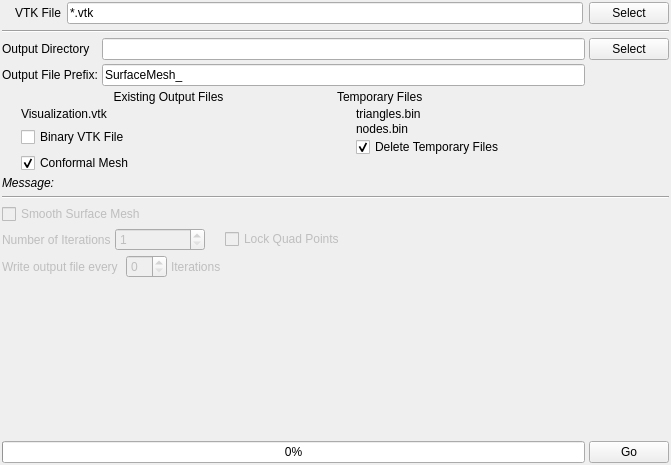
Before: the Qt Designer form Source/AIM/GUI/UI_Files/SurfaceMeshingWidget.ui in BlueQuartzSoftware/DREAM3D, drawn with Qt 5.
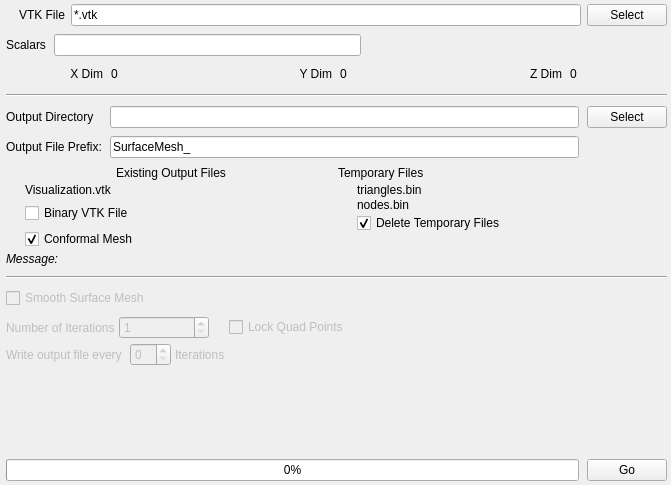
After: the same form once the commit is applied. Icons and pictures are not drawn.

Commit message: Adding GUI elements to display the Dimensions of the Volume that was selected and also allow the user to set the scalars to be used for the inputs into the SurfaceMeshing. This had been implicitly set as 'GrainID' or the first set of scalars in the vtk file

```diff
--- a/Source/AIM/GUI/UI_Files/SurfaceMeshingWidget.ui
+++ b/Source/AIM/GUI/UI_Files/SurfaceMeshingWidget.ui
@@ -7,7 +7,7 @@
     <x>0</x>
     <y>0</y>
     <width>671</width>
-    <height>465</height>
+    <height>485</height>
    </rect>
   </property>
   <property name="windowTitle">
@@ -15,10 +15,19 @@
   </property>
   <layout class="QVBoxLayout" name="verticalLayout">
    <property name="spacing">
+    <number>8</number>
+   </property>
+   <property name="leftMargin">
+    <number>6</number>
+   </property>
+   <property name="topMargin">
     <number>4</number>
    </property>
-   <property name="margin">
-    <number>2</number>
+   <property name="rightMargin">
+    <number>4</number>
+   </property>
+   <property name="bottomMargin">
+    <number>4</number>
    </property>
    <item>
     <layout class="QGridLayout" name="gridLayout_9">
@@ -39,7 +48,7 @@
        </property>
       </widget>
      </item>
-     <item row="0" column="3">
+     <item row="0" column="4">
       <widget class="QPushButton" name="m_InputFileBtn">
        <property name="text">
         <string>Select</string>
@@ -58,6 +67,123 @@
      </item>
     </layout>
    </item>
+   <item>
+    <layout class="QHBoxLayout" name="horizontalLayout_2">
+     <item>
+      <widget class="QLabel" name="label_2">
+       <property name="text">
+        <string>Scalars</string>
+       </property>
+      </widget>
+     </item>
+     <item>
+      <widget class="QLineEdit" name="m_ScalarsName"/>
+     </item>
+     <item>
+      <spacer name="horizontalSpacer_4">
+       <property name="orientation">
+        <enum>Qt::Horizontal</enum>
+       </property>
+       <property name="sizeType">
+        <enum>QSizePolicy::Expanding</enum>
+       </property>
+       <property name="sizeHint" stdset="0">
+        <size>
+         <width>20</width>
+         <height>20</height>
+        </size>
+       </property>
+      </spacer>
+     </item>
+    </layout>
+   </item>
+   <item>
+    <layout class="QHBoxLayout" name="horizontalLayout">
+     <item>
+      <widget class="QLabel" name="label_3">
+       <property name="text">
+        <string>X Dim</string>
+       </property>
+       <property name="alignment">
+        <set>Qt::AlignRight|Qt::AlignTrailing|Qt::AlignVCenter</set>
+       </property>
+      </widget>
+     </item>
+     <item>
+      <widget class="QLabel" name="xDim">
+       <property name="text">
+        <string>0</string>
+       </property>
+      </widget>
+     </item>
+     <item>
+      <spacer name="horizontalSpacer">
+       <property name="orientation">
+        <enum>Qt::Horizontal</enum>
+       </property>
+       <property name="sizeType">
+        <enum>QSizePolicy::Fixed</enum>
+       </property>
+       <property name="sizeHint" stdset="0">
+        <size>
+         <width>20</width>
+         <height>20</height>
+        </size>
+       </property>
+      </spacer>
+     </item>
+     <item>
+      <widget class="QLabel" name="label_6">
+       <property name="text">
+        <string>Y Dim</string>
+       </property>
+       <property name="alignment">
+        <set>Qt::AlignRight|Qt::AlignTrailing|Qt::AlignVCenter</set>
+       </property>
+      </widget>
+     </item>
+     <item>
+      <widget class="QLabel" name="yDim">
+       <property name="text">
+        <string>0</string>
+       </property>
+      </widget>
+     </item>
+     <item>
+      <spacer name="horizontalSpacer_2">
+       <property name="orientation">
+        <enum>Qt::Horizontal</enum>
+       </property>
+       <property name="sizeType">
+        <enum>QSizePolicy::Fixed</enum>
+       </property>
+       <property name="sizeHint" stdset="0">
+        <size>
+         <width>20</width>
+         <height>20</height>
+        </size>
+       </property>
+      </spacer>
+     </item>
+     <item>
+      <widget class="QLabel" name="label_8">
+       <property name="text">
+        <string>Z Dim</string>
+       </property>
+       <property name="alignment">
+        <set>Qt::AlignRight|Qt::AlignTrailing|Qt::AlignVCenter</set>
+       </property>
+      </widget>
+     </item>
+     <item>
+      <widget class="QLabel" name="zDim">
+       <property name="text">
+        <string>0</string>
+       </property>
+      </widget>
+     </item>
+    </layout>
+   </item>
    <item>
     <widget class="Line" name="line_2">
      <property name="minimumSize">
```
The commit also changes 1 other file.
